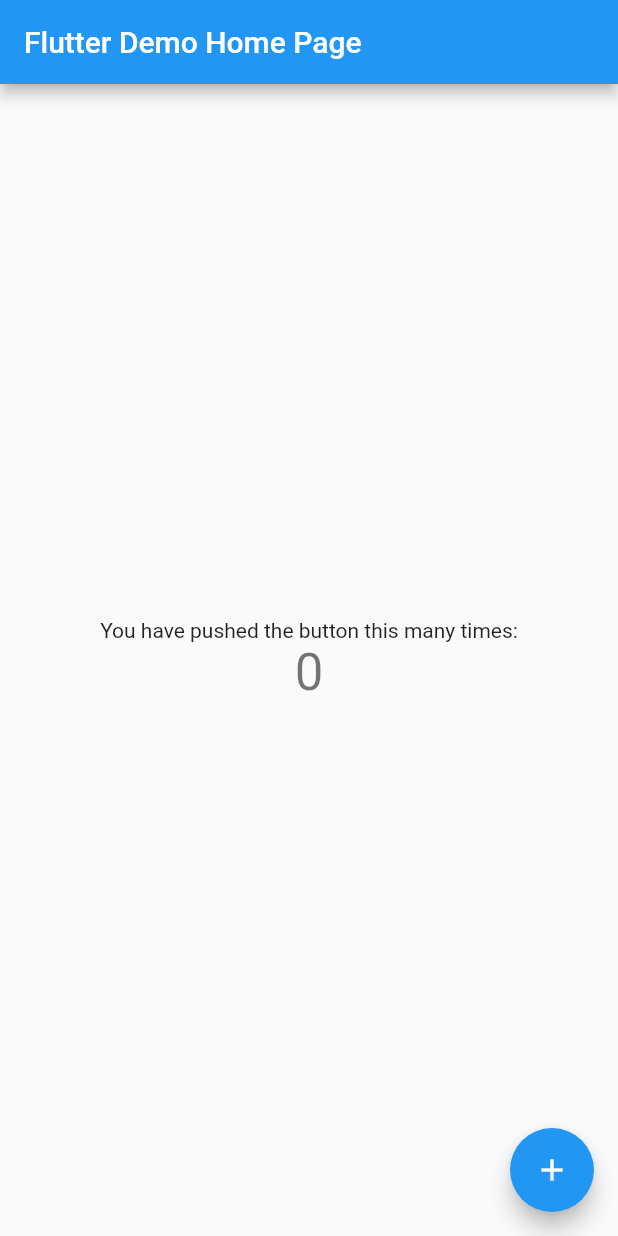
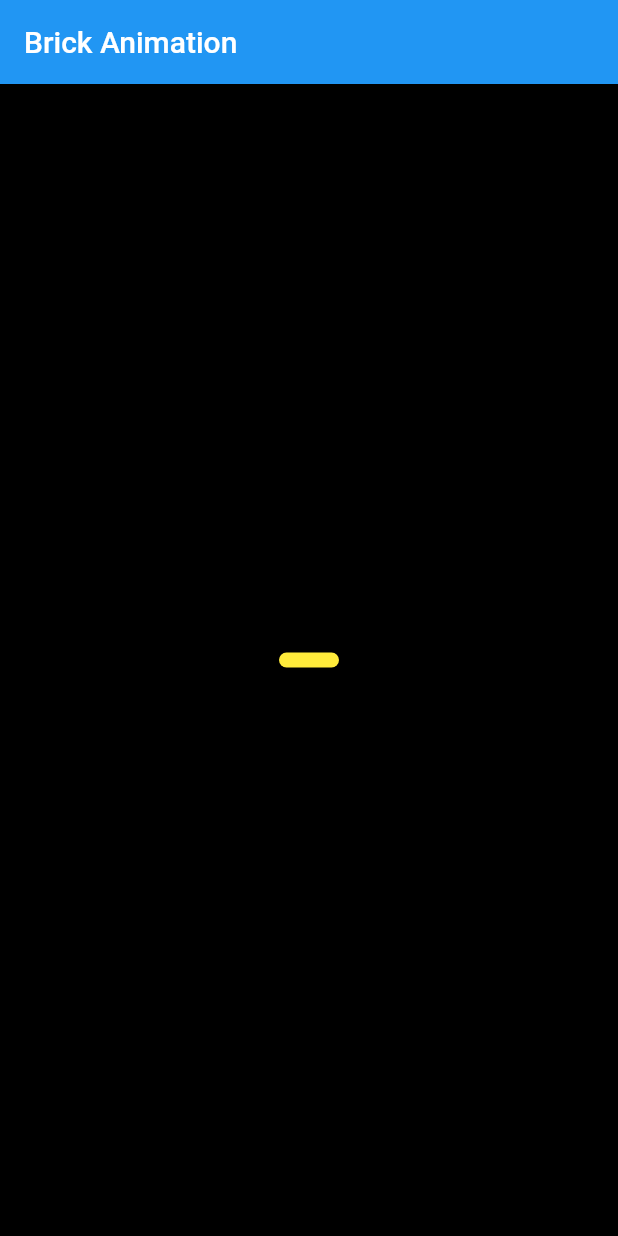
Before and after one commit to ajay1706/flutter-animations-3, a Flutter app: the screen it shows after launch, on a phone screen of 412 x 824 dp. Run offline on Flutter 3.47's test engine with Material 2 defaults, Android fonts, the phone set to English and light mode, and no system bars.

Commit message:
adding up the files and a brick

```diff
--- /dev/null
+++ b/flutter_animations3/lib/brick.dart
@@ -0,0 +1,32 @@
+import 'package:flutter/material.dart';
+
+
+class BrickPage extends StatefulWidget {
+  @override
+  _BrickPageState createState() => _BrickPageState();
+}
+
+class _BrickPageState extends State<BrickPage> {
+  @override
+  Widget build(BuildContext context) {
+    return Scaffold(
+      appBar: AppBar(
+        title: Text("Brick Animation"),
+      ),
+      body:  Container(
+        color: Colors.black,
+        child: Center(
+          child: Container(
+            height:10.0,
+            width: 40.0,
+            decoration: BoxDecoration(
+              borderRadius: BorderRadius.circular(15.0),
+                      color: Colors.yellow,
+
+
+),  ),
+        ),
+      ),
+    );
+  }
+}
--- a/flutter_animations3/lib/main.dart
+++ b/flutter_animations3/lib/main.dart
@@ -1,4 +1,5 @@
 import 'package:flutter/material.dart';
+import 'package:flutter_animations3/brick.dart';
 
 void main() => runApp(MyApp());
 
@@ -20,7 +21,7 @@ class MyApp extends StatelessWidget {
         // is not restarted.
         primarySwatch: Colors.blue,
       ),
-      home: MyHomePage(title: 'Flutter Demo Home Page'),
+      home: BrickPage()
     );
   }
 }
```
Also changed, not shown: flutter_animations3/pubspec.lock, 1 other file.
